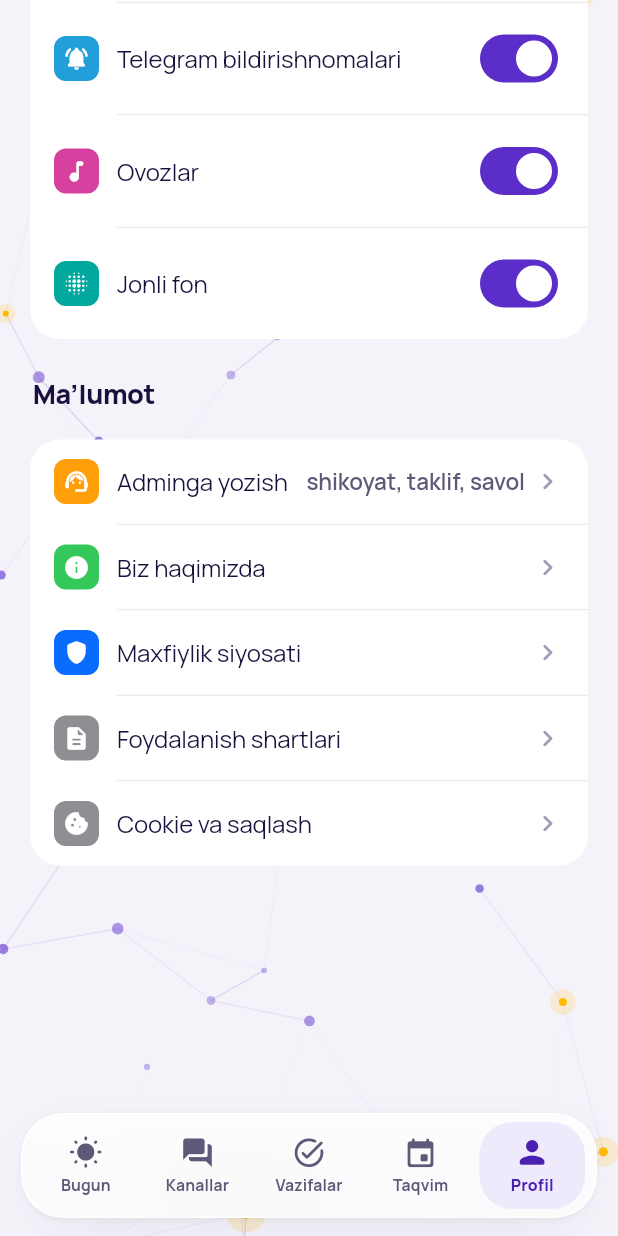
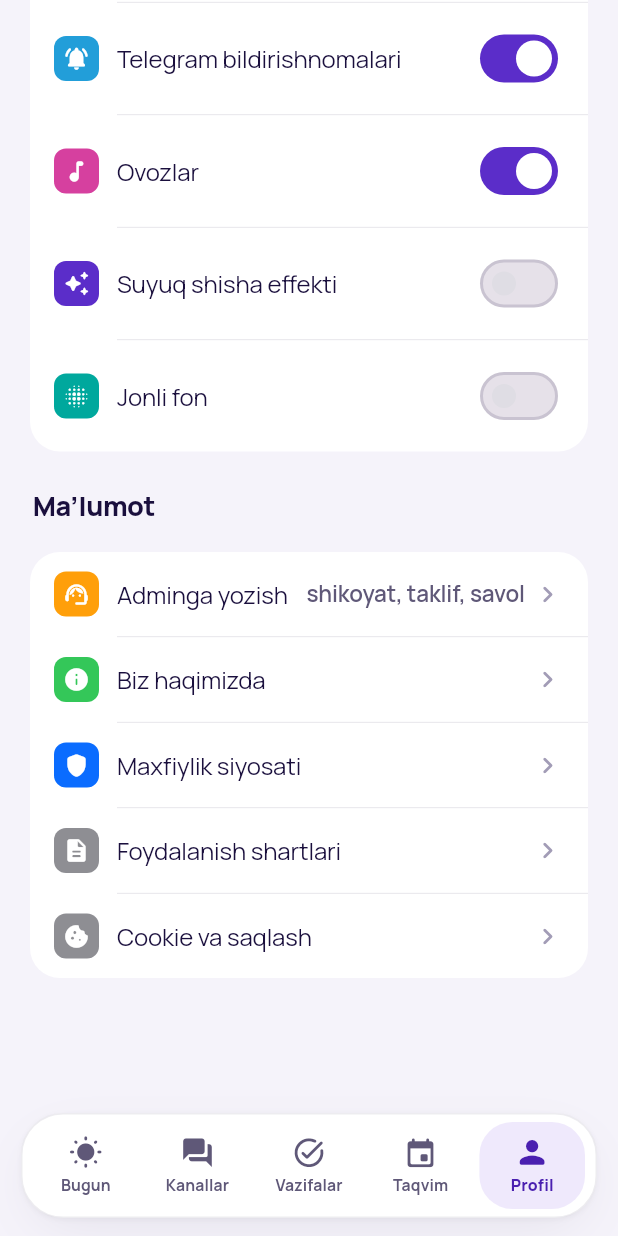
Before and after one commit to a16067647-cmd/kengash, a Flutter app: the HomeShell screen opened directly, item 5 of the bottom bar chosen, scrolled down 576 dp, on a phone screen of 412 x 824 dp. Run offline on Flutter 3.47's test engine with Material 3 defaults, Android fonts, the phone set to English and light mode, and no system bars; our stand-ins replace audioplayers, cross_file, file_picker, image_picker, shared_preferences, video_player; missing offline and left inert: pdfrx, record; accounts and stored records are empty; network calls fail.

Commit message:
Speed: effects off by default; optional liquid glass (#15)
* Speed: effects off by default; optional liquid glass

The app lagged because the moving background ran under every page and
every glass surface (tiles, nav bar, side menu, toasts) re-blurred it on
each frame.

- Moving background is OFF by default (new pref key, so existing users
  get it off too); Profil -> "Jonli fon" turns it on and it stays on.
  When on, it uses fewer particles and shorter links.
- Glass surfaces no longer blur by default: plain translucent surfaces,
  no BackdropFilter. Profil -> "Suyuq shisha effekti" turns on a new
  liquid-glass look (stronger blur + colour saturation, gradient rim,
  top glare); off by default and remembered.
- PDF reader bars: no blur (smooth scrolling); book page cover blur is
  isolated in a RepaintBoundary.

Measured in Chromium (web build, idle after intro, 4 s):
defaults 60 fps / 0 frames >50 ms; background + liquid glass on 33 fps.

Co-Authored-By: Claude Opus 5.5 <noreply@anthropic.com>
Claude-Session: https://claude.ai/code/session_01CoyV2h718gAV3RY1Uf1GL5

* Revert accidental analysis_options change

Co-Authored-By: Claude Opus 5.5 <noreply@anthropic.com>
Claude-Session: https://claude.ai/code/session_01CoyV2h718gAV3RY1Uf1GL5

---------

Co-authored-by: Behruz <behryzmamajon@gmail.com>
Co-authored-by: Claude Opus 5.5 <noreply@anthropic.com>

```diff
--- a/app/lib/i18n.dart
+++ b/app/lib/i18n.dart
@@ -491,6 +491,7 @@ const Map<String, Map<String, String>> kStrings = {
     'calm_text': 'Yangi vazifa yoki tadbir kelsa, shu yerda ko‘rinadi. Hozircha Oy kitobini o‘qib turing 📚',
     'calm_admin': 'Vazifa va tadbirlar yo‘q. Tezkor amallar:',
     'sounds': 'Ovozlar',
+    'glass_fx': 'Suyuq shisha effekti',
   },
   'ru': {
     'back': 'Назад',
@@ -968,6 +969,7 @@ const Map<String, Map<String, String>> kStrings = {
     'calm_text': 'Новые задачи и мероприятия появятся здесь. А пока — почитайте книгу месяца 📚',
     'calm_admin': 'Задач и мероприятий нет. Быстрые действия:',
     'sounds': 'Звуки',
+    'glass_fx': 'Эффект «жидкое стекло»',
   },
 };
 
--- a/app/lib/screens/profile.dart
+++ b/app/lib/screens/profile.dart
@@ -108,6 +108,14 @@ class ProfileTab extends StatelessWidget {
             trailing: Switch.adaptive(value: s.sounds, activeTrackColor: c.accent, onChanged: s.setSounds),
           ),
           GroupRow(
+            key: const ValueKey('row-glass'),
+            icon: Icons.auto_awesome_rounded,
+            color: const Color(0xFF5B2DC9),
+            title: s.t('glass_fx'),
+            trailing: Switch.adaptive(value: s.glassFx, activeTrackColor: c.accent, onChanged: s.setGlassFx),
+          ),
+          GroupRow(
+            key: const ValueKey('row-bg'),
             icon: Icons.blur_on_rounded,
             color: const Color(0xFF00A89D),
             title: s.t('bg_motion'),
--- a/app/lib/state.dart
+++ b/app/lib/state.dart
@@ -43,7 +43,9 @@ class AppState extends ChangeNotifier {
   // ---------------------------------------------------------------- sozlamalar / настройки
   String lang = 'uz';
   String theme = 'system';
-  bool bgMotion = true;
+  // Ikkalasi ham standart o‘chiq (tezlik) — Profilda yoqiladi / оба выключены по умолчанию (скорость)
+  bool bgMotion = false;
+  bool glassFx = false;
   bool sounds = true;
   bool sideOpen = true;
   Brightness platformBrightness = WidgetsBinding.instance.platformDispatcher.platformBrightness;
@@ -148,7 +150,8 @@ class AppState extends ChangeNotifier {
     if (p != null) {
       lang = p.getString('lang') ?? 'uz';
       theme = p.getString('theme') ?? 'system';
-      bgMotion = p.getBool('bg_motion') ?? true;
+      bgMotion = p.getBool('bg_on') ?? false;
+      glassFx = p.getBool('glass_fx') ?? false;
       sounds = p.getBool('sounds') ?? true;
       Sfx.enabled = sounds;
       sideOpen = p.getBool('side_open') ?? true;
@@ -278,9 +281,15 @@ class AppState extends ChangeNotifier {
     notifyListeners();
   }
 
+  void setGlassFx(bool v) {
+    glassFx = v;
+    _prefs?.setBool('glass_fx', v);
+    notifyListeners();
+  }
+
   void setBgMotion(bool v) {
     bgMotion = v;
-    _prefs?.setBool('bg_motion', v);
+    _prefs?.setBool('bg_on', v);
     notifyListeners();
   }
 
--- a/app/lib/widgets.dart
+++ b/app/lib/widgets.dart
@@ -85,14 +85,14 @@ const MotionProfile kKengashMotion = MotionProfile(
   id: 'kengash',
   name: 'Kengash',
   minCount: 24,
-  maxPhone: 60,
-  maxDesktop: 130,
-  areaPerParticle: 7000,
+  maxPhone: 40,
+  maxDesktop: 90,
+  areaPerParticle: 9000,
   sizeMin: 1.8,
   sizeMax: 3.8,
   layerSize: [0.8, 1.05, 1.45],
   layerAlpha: [0.55, 0.8, 1.0],
-  linkDist: 140,
+  linkDist: 128,
   linkAlpha: 0.38,
   accentShare: 0.14,
 );
@@ -495,6 +495,12 @@ class AppCard extends StatelessWidget {
 }
 
 /// Shisha material: orqa fonni xiralashtiradi / стекло: размывает фон под собой.
+/// Shisha sirt. Ikki rejim (Profil → «Suyuq shisha»):
+///  • o‘chiq (standart) — xiralashtirishsiz, oddiy yarim-shaffof sirt: juda tez;
+///  • yoqiq — «suyuq shisha»: kuchli xiralik + rang to‘yinganligi, yaltiroq qirra va nur aksi.
+/// Стеклянная поверхность. Два режима (Профиль → «Жидкое стекло»):
+///  • выкл (по умолчанию) — без размытия, обычная поверхность: очень быстро;
+///  • вкл — «жидкое стекло»: сильное размытие + насыщенность, блестящая кромка и блик.
 class Glass extends StatelessWidget {
   final Widget child;
   final double radius;
@@ -504,47 +510,105 @@ class Glass extends StatelessWidget {
   final List<BoxShadow>? shadow;
   const Glass({super.key, required this.child, this.radius = R.xl, this.padding, this.blur = 24, this.color, this.shadow});
 
+  // Ranglarni to‘yintirish (Apple «liquid glass» kabi) / насыщенность цвета
+  static const _saturate = ColorFilter.matrix([
+    1.45, -0.35, -0.1, 0, 0, //
+    -0.15, 1.3, -0.15, 0, 0,
+    -0.15, -0.35, 1.5, 0, 0,
+    0, 0, 0, 1, 0,
+  ]);
+
   @override
   Widget build(BuildContext context) {
     final c = colorsOf(context);
     final r = BorderRadius.circular(radius);
+    final liquid = context.dependOnInheritedWidgetOfExactType<AppScope>()?.notifier?.glassFx ?? false;
+    final body = Padding(padding: padding ?? EdgeInsets.zero, child: child);
+    if (!liquid) {
+      // Tez rejim: BackdropFilter yo‘q / быстрый режим: без BackdropFilter
+      return DecoratedBox(
+        decoration: BoxDecoration(
+          color: Color.alphaBlend(color ?? c.glass, c.surface.withValues(alpha: c.isDark ? 0.92 : 0.96)),
+          borderRadius: r,
+          border: Border.all(color: c.hairline),
+          boxShadow: shadow ?? Shadows.card(c),
+        ),
+        child: body,
+      );
+    }
+    final dark = c.isDark;
     return DecoratedBox(
       decoration: BoxDecoration(borderRadius: r, boxShadow: shadow ?? Shadows.card(c)),
       child: ClipRRect(
         borderRadius: r,
         child: BackdropFilter(
-          filter: ImageFilter.blur(sigmaX: blur, sigmaY: blur),
-          child: DecoratedBox(
-            decoration: BoxDecoration(
-              color: color ?? c.glass,
-              borderRadius: r,
-              border: Border.all(color: c.glassEdge),
-            ),
-            child: Stack(children: [
-              Positioned(
-                top: 0,
-                left: 0,
-                right: 0,
-                child: IgnorePointer(
-                  child: Container(
-                    height: 30,
-                    decoration: BoxDecoration(
-                      gradient: LinearGradient(
-                        begin: Alignment.topCenter,
-                        end: Alignment.bottomCenter,
-                        colors: [c.isDark ? const Color(0x12FFFFFF) : const Color(0x80FFFFFF), const Color(0x00FFFFFF)],
-                      ),
-                    ),
-                  ),
+          filter: ImageFilter.compose(outer: _saturate, inner: ImageFilter.blur(sigmaX: blur * 1.25, sigmaY: blur * 1.25)),
+          child: CustomPaint(
+            foregroundPainter: _LiquidEdge(radius: radius, dark: dark),
+            child: DecoratedBox(
+              decoration: BoxDecoration(
+                borderRadius: r,
+                gradient: LinearGradient(
+                  begin: Alignment.topLeft,
+                  end: Alignment.bottomRight,
+                  colors: [
+                    Color.alphaBlend(dark ? const Color(0x1AFFFFFF) : const Color(0x66FFFFFF), color ?? c.glass),
+                    color ?? c.glass,
+                    Color.alphaBlend(dark ? const Color(0x08FFFFFF) : const Color(0x22FFFFFF), color ?? c.glass),
+                  ],
+                  stops: const [0, 0.55, 1],
                 ),
               ),
-              Padding(padding: padding ?? EdgeInsets.zero, child: child),
-            ]),
+              child: body,
+            ),
           ),
         ),
       ),
     );
   }
+}
+
+/// Suyuq shisha qirrasi: yuqori-chapda yorqin, pastki-o‘ngda xira chiziq + yumshoq nur aksi.
+/// Кромка жидкого стекла: яркая сверху-слева, тусклая снизу-справа + мягкий блик.
+class _LiquidEdge extends CustomPainter {
+  final double radius;
+  final bool dark;
+  _LiquidEdge({required this.radius, required this.dark});
+
+  @override
+  void paint(Canvas canvas, Size size) {
+    final rect = Offset.zero & size;
+    final rr = RRect.fromRectAndRadius(rect.deflate(0.6), Radius.circular(radius));
+    canvas.drawRRect(
+      rr,
+      Paint()
+        ..style = PaintingStyle.stroke
+        ..strokeWidth = 1.2
+        ..shader = LinearGradient(
+          begin: Alignment.topLeft,
+          end: Alignment.bottomRight,
+          colors: dark
+              ? const [Color(0x99FFFFFF), Color(0x14FFFFFF), Color(0x40FFFFFF)]
+              : const [Color(0xFFFFFFFF), Color(0x33FFFFFF), Color(0x80FFFFFF)],
+          stops: const [0, 0.5, 1],
+        ).createShader(rect),
+    );
+    // yuqoridagi yaltiroq nur / блик сверху
+    final glare = Rect.fromLTWH(size.width * 0.06, 2, size.width * 0.6, math.min(26, size.height * 0.35));
+    canvas.save();
+    canvas.clipRRect(rr);
+    canvas.drawOval(
+      glare,
+      Paint()
+        ..shader = RadialGradient(
+          colors: [dark ? const Color(0x22FFFFFF) : const Color(0x8CFFFFFF), const Color(0x00FFFFFF)],
+        ).createShader(glare),
+    );
+    canvas.restore();
+  }
+
+  @override
+  bool shouldRepaint(_LiquidEdge old) => old.radius != radius || old.dark != dark;
 }
 
 // ============================================================ KICHIK ELEMENTLAR / МЕЛКИЕ ЭЛЕМЕНТЫ
```
Also changed, not shown: app/lib/screens/books.dart (+5 -7 lines).
